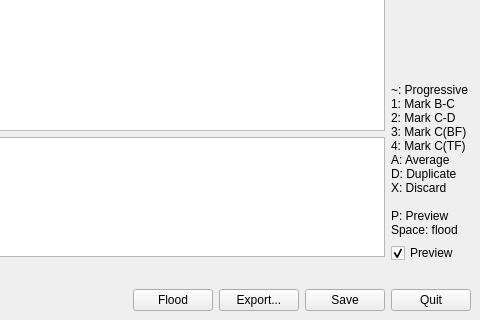
Qt form Nuclex.FrameFixer.Native/UserInterface/MainWindow.ui (nuclex-video-tools/Nuclex.FrameFixer.Native) before a commit; both pictures show x 244 to 724 and y 436 to 756 of the 724 by 756 pixel window.
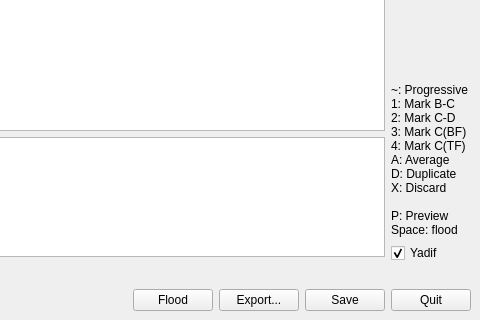
The same form after that commit. Custom widgets are drawn as their Qt base class.

Commit message: Yadif deinterlacing seems to work, but toggling field order has no effect, so it's probably not entirely correct yet

What changed in the file:
```diff
--- a/Nuclex.FrameFixer.Native/UserInterface/MainWindow.ui
+++ b/Nuclex.FrameFixer.Native/UserInterface/MainWindow.ui
@@ -226,7 +226,7 @@
          <bool>false</bool>
         </property>
         <property name="text">
-         <string>Preview</string>
+         <string>Yadif</string>
         </property>
         <property name="checked">
          <bool>true</bool>
```
Left out of the diff: 2 changed lines with no effect on the pictures. The commit also changes 5 other files.
